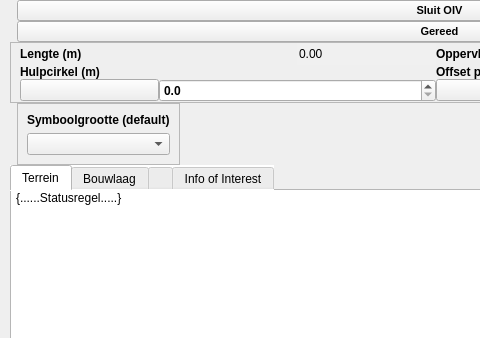
The window that plugin/oiv/oiv_base_widget.ui (OIV-NL-QGIS/QGIS_project) describes before a commit, drawn with Qt 5; both pictures show x 0 to 480 and y 0 to 338 of the 872 by 992 pixel window.
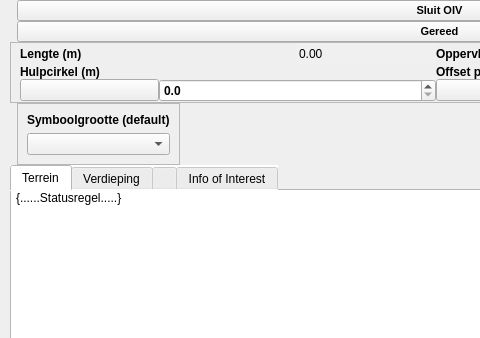
The same window after the commit. Icons and pictures are not drawn.

Commit message: First modifications bouwlagen to verdieping

Diff of the .ui file:
```diff
--- a/plugin/oiv/oiv_base_widget.ui
+++ b/plugin/oiv/oiv_base_widget.ui
@@ -446,7 +446,7 @@
                <normaloff>:/plugins/oiv/config_files/png/bouwlagen.png</normaloff>:/plugins/oiv/config_files/png/bouwlagen.png</iconset>
              </attribute>
              <attribute name="title">
-              <string>Bouwlaag</string>
+              <string>Verdieping</string>
              </attribute>
              <attribute name="toolTip">
               <string>Klik voor planvorming Bouwlaag / pand</string>
```
The commit also changes 6 other files.
